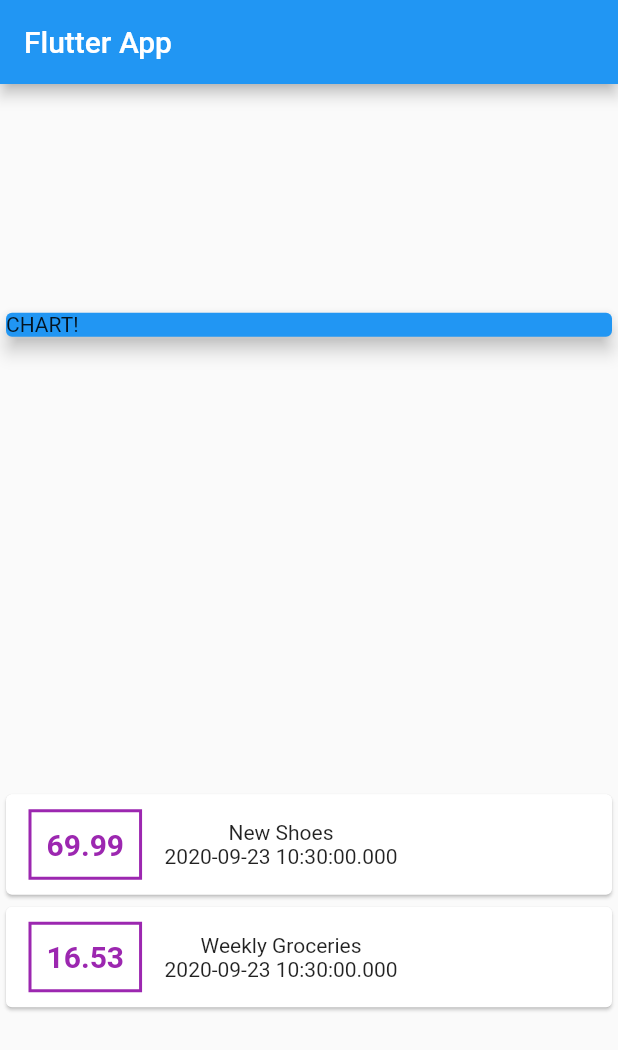
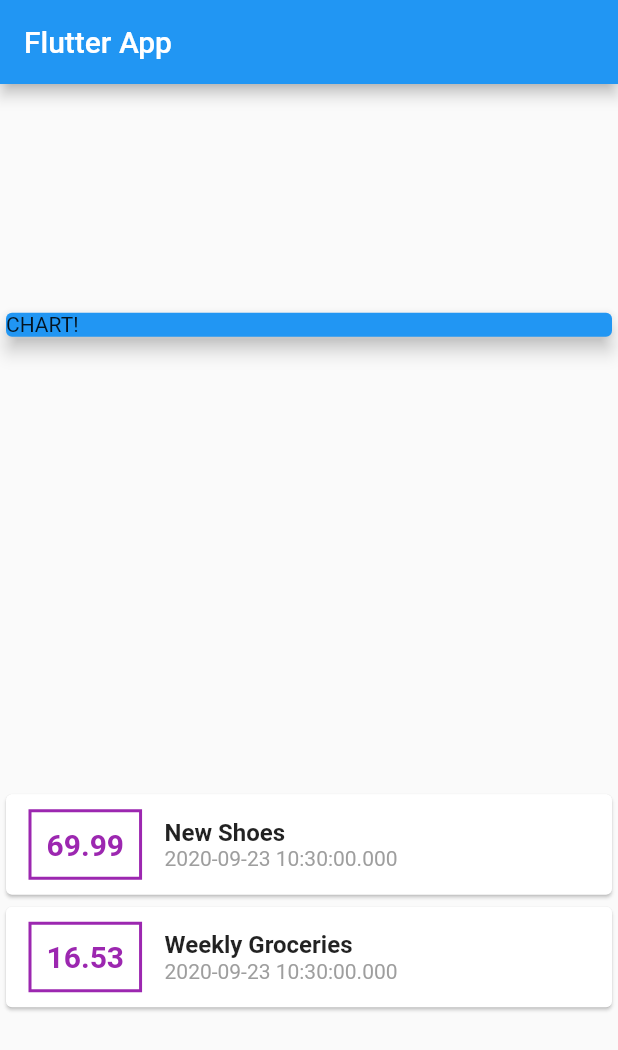
Before and after one commit to Henry-Ning/personal_expenses_flutter, a Flutter app: the screen it shows after launch, on a phone screen of 412 x 824 dp. Shown: the top 1050 px of the screen. Run offline on Flutter 3.47's test engine with Material 2 defaults, Android fonts, the phone set to English and light mode, and no system bars.

Commit message:
78. More Styling! 2min

```diff
--- a/lib/main.dart
+++ b/lib/main.dart
@@ -74,10 +74,18 @@ class MyHomePage extends StatelessWidget {
                       ),
                     ),
                     Column(
+                      crossAxisAlignment: CrossAxisAlignment.start,
                       children: [
-                        Text(tx.title),
+                        Text(
+                          tx.title,
+                          style: TextStyle(
+                            fontSize: 16,
+                            fontWeight: FontWeight.bold,
+                          ),
+                        ),
                         Text(
                           tx.date.toString(),
+                          style: TextStyle(color: Colors.grey),
                         ),
                       ],
                     ),
```
